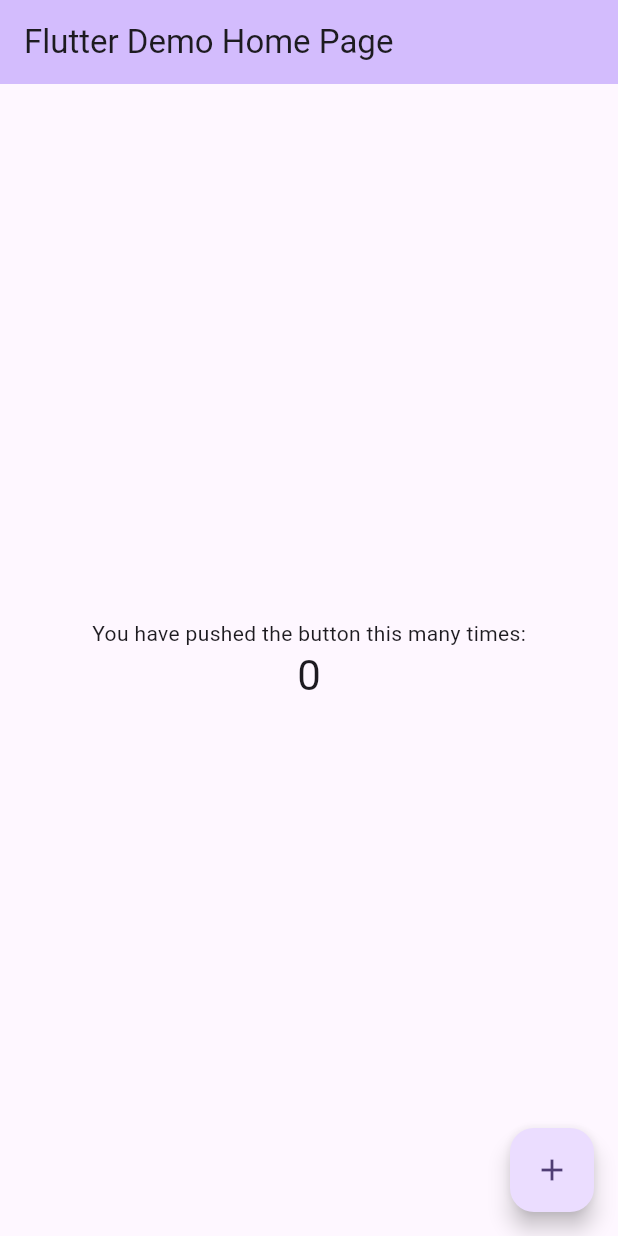
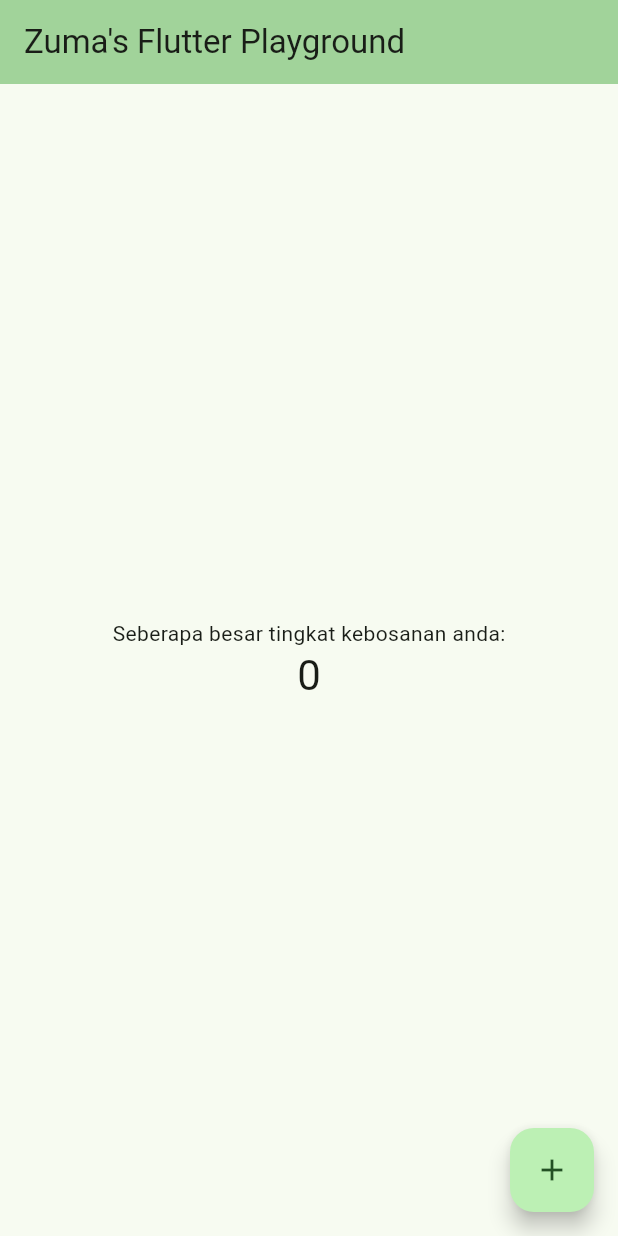
Before and after one commit to zumaku/flutter_journery, a Flutter app: the screen it shows after launch, on a phone screen of 412 x 824 dp. Run offline on Flutter 3.47's test engine with Material 3 defaults, Android fonts, the light colour scheme and no system bars.

Commit message:
Edit beberapa konten

```diff
--- a/lib/main.dart
+++ b/lib/main.dart
@@ -11,7 +11,7 @@
   @override
   Widget build(BuildContext context) {
     return MaterialApp(
-      title: 'Flutter Demo',
+      title: 'Zuma\'s Flutter Playground',
       theme: ThemeData(
         // This is the theme of your application.
         //
@@ -28,10 +28,10 @@
         //
         // This works for code too, not just values: Most code changes can be
         // tested with just a hot reload.
-        colorScheme: ColorScheme.fromSeed(seedColor: Colors.deepPurple),
+        colorScheme: ColorScheme.fromSeed(seedColor: Colors.green),
         useMaterial3: true,
       ),
-      home: const MyHomePage(title: 'Flutter Demo Home Page'),
+      home: const MyHomePage(title: 'Zuma\'s Flutter Playground'),
     );
   }
 }
@@ -106,7 +106,7 @@
           mainAxisAlignment: MainAxisAlignment.center,
           children: <Widget>[
             const Text(
-              'You have pushed the button this many times:',
+              'Seberapa besar tingkat kebosanan anda:',
             ),
             Text(
               '$_counter',
```
